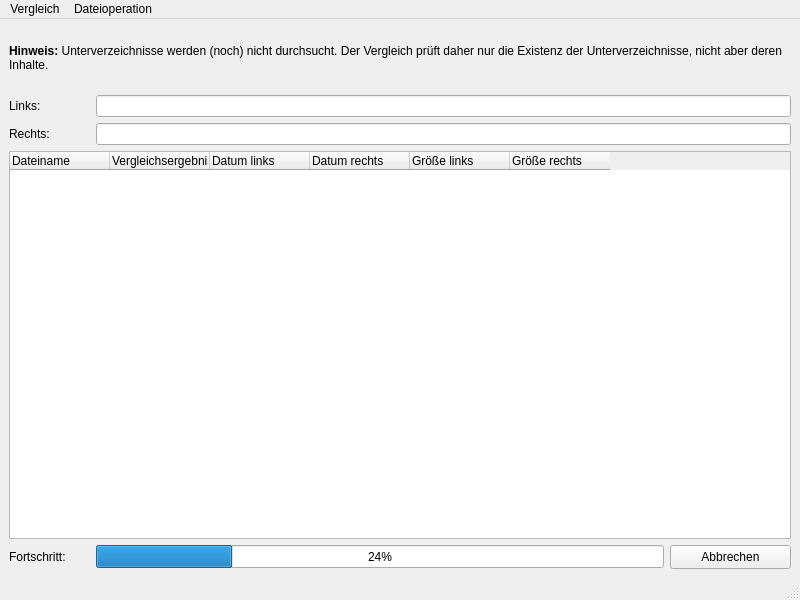
striezel/qt-commander, file directorycomparewindow.ui: the form before one commit.
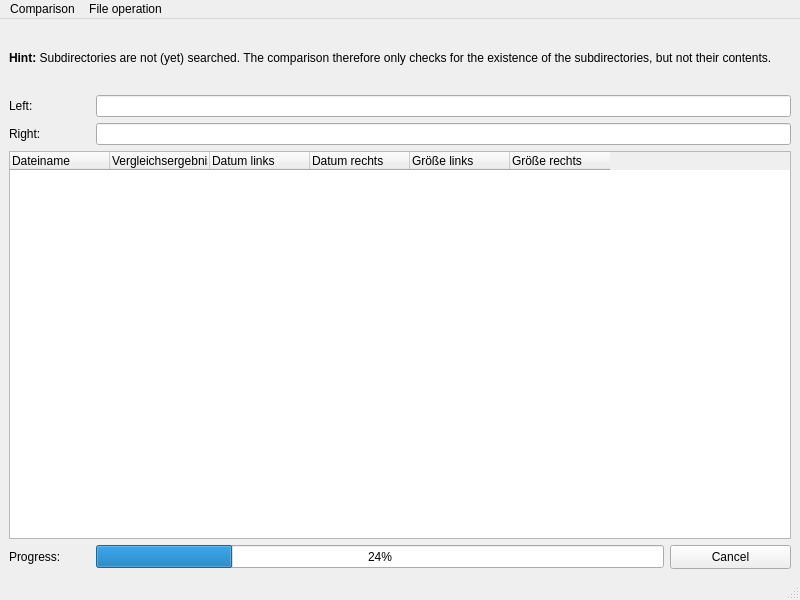
The form after the commit. Icons and pictures are not drawn.

Commit message: translate GUI elements into English (part one of more to come)

The edit to the form file:
```diff
--- a/directorycomparewindow.ui
+++ b/directorycomparewindow.ui
@@ -24,7 +24,7 @@
        </size>
       </property>
       <property name="text">
-       <string>&lt;html&gt;&lt;head/&gt;&lt;body&gt;&lt;p&gt;&lt;span style=&quot; font-weight:700;&quot;&gt;Hinweis:&lt;/span&gt; Unterverzeichnisse werden (noch) nicht durchsucht. Der Vergleich prüft daher nur die Existenz der Unterverzeichnisse, nicht aber deren Inhalte.&lt;/p&gt;&lt;/body&gt;&lt;/html&gt;</string>
+       <string>&lt;html&gt;&lt;head/&gt;&lt;body&gt;&lt;p&gt;&lt;span style=&quot; font-weight:700;&quot;&gt;Hint:&lt;/span&gt; Subdirectories are not (yet) searched. The comparison therefore only checks for the existence of the subdirectories, but not their contents.&lt;/p&gt;&lt;/body&gt;&lt;/html&gt;</string>
       </property>
       <property name="wordWrap">
        <bool>true</bool>
@@ -40,7 +40,7 @@
        </size>
       </property>
       <property name="text">
-       <string>Links:</string>
+       <string>Left:</string>
       </property>
      </widget>
     </item>
@@ -66,7 +66,7 @@
        </size>
       </property>
       <property name="text">
-       <string>Rechts:</string>
+       <string>Right:</string>
       </property>
      </widget>
     </item>
@@ -135,7 +135,7 @@
        </size>
       </property>
       <property name="text">
-       <string>Fortschritt:</string>
+       <string>Progress:</string>
       </property>
      </widget>
     </item>
@@ -167,7 +167,7 @@
        </size>
       </property>
       <property name="text">
-       <string>Abbrechen</string>
+       <string>Cancel</string>
       </property>
       <property name="icon">
        <iconset theme="process-stop"/>
@@ -187,13 +187,13 @@
    </property>
    <widget class="QMenu" name="menuComparison">
     <property name="title">
-     <string>Vergleich</string>
+     <string>Comparison</string>
     </property>
     <addaction name="actionClose"/>
    </widget>
    <widget class="QMenu" name="menuFileOperations">
     <property name="title">
-     <string>Dateioperation</string>
+     <string>File operation</string>
     </property>
     <addaction name="actionGoToNextDifference"/>
     <addaction name="actionGoToPrevDifference"/>
```
Left out of the diff: 12 changed lines with no effect on the pictures. The commit also changes 5 other files.
